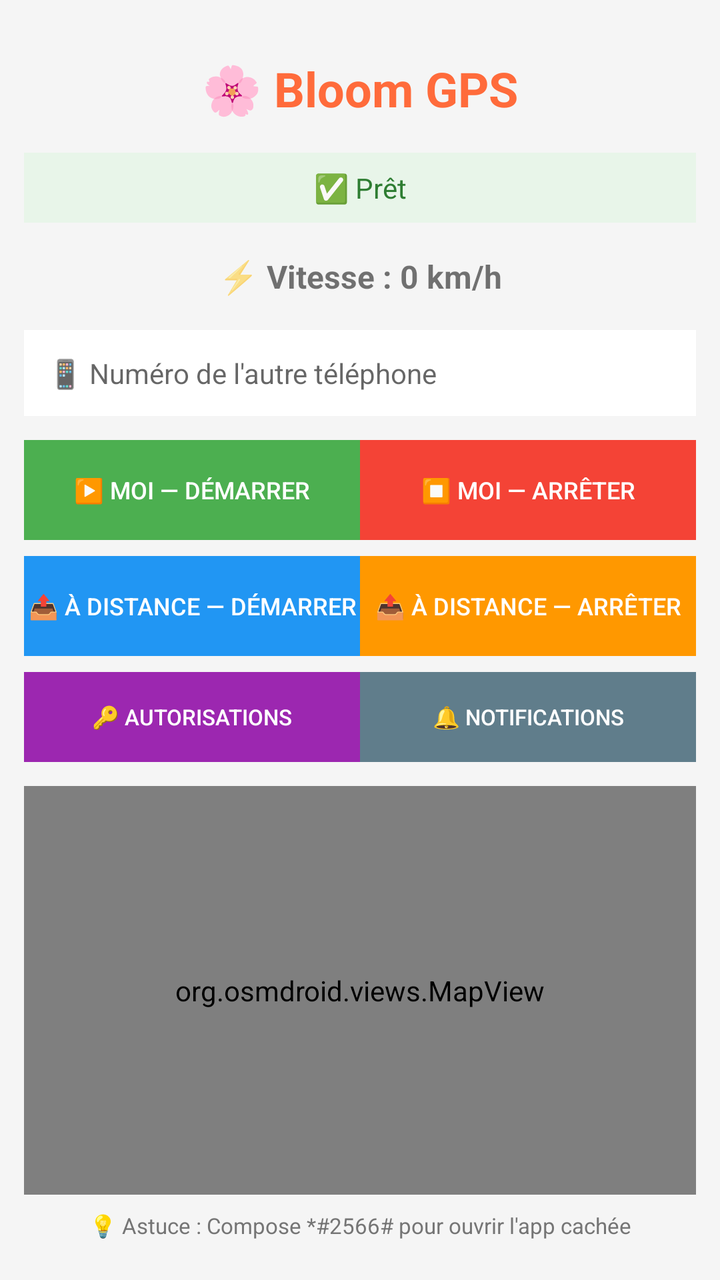
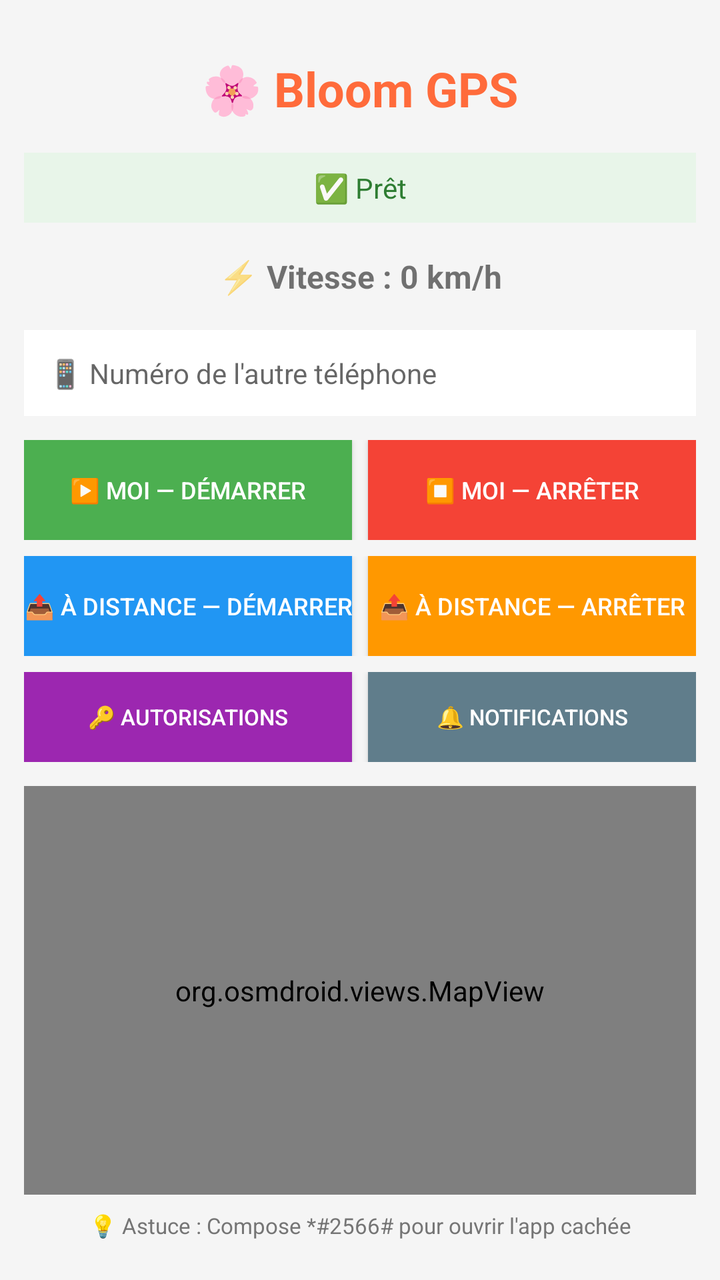

Two renders of the same Android screen: before a commit and after it. Below are the layout's source before the change and the commit's diff.
<!-- AndroidManifest.xml: activity theme AppTheme -->
<!-- res/layout/activity_main.xml -->
<?xml version="1.0" encoding="utf-8"?>
<LinearLayout xmlns:android="http://schemas.android.com/apk/res/android"
    xmlns:tools="http://schemas.android.com/tools"
    android:layout_width="match_parent"
    android:layout_height="match_parent"
    android:orientation="vertical"
    android:background="#F5F5F5"
    android:padding="12dp"
    tools:context=".MainActivity">

    <TextView
        android:layout_width="match_parent"
        android:layout_height="wrap_content"
        android:text="🌸 Bloom GPS"
        android:textSize="24sp"
        android:textStyle="bold"
        android:gravity="center"
        android:padding="16dp"
        android:textColor="#FF6B3B"/>

    <TextView
        android:id="@+id/tvStatut"
        android:layout_width="match_parent"
        android:layout_height="wrap_content"
        android:text="✅ Prêt"
        android:textSize="14sp"
        android:gravity="center"
        android:padding="8dp"
        android:background="#E8F5E9"
        android:textColor="#2E7D32"/>

    <TextView
        android:id="@+id/tvVitesse"
        android:layout_width="match_parent"
        android:layout_height="wrap_content"
        android:text="⚡ Vitesse : 0 km/h"
        android:textSize="16sp"
        android:textStyle="bold"
        android:gravity="center"
        android:padding="8dp"
        android:layout_marginTop="8dp"/>

    <EditText
        android:id="@+id/etNumeroDest"
        android:layout_width="match_parent"
        android:layout_height="wrap_content"
        android:hint="📱 Numéro de l'autre téléphone"
        android:inputType="phone"
        android:padding="12dp"
        android:layout_marginTop="8dp"
        android:background="#FFFFFF"
        android:textSize="14sp"/>

    <LinearLayout
        android:layout_width="match_parent"
        android:layout_height="wrap_content"
        android:orientation="horizontal"
        android:layout_marginTop="12dp"
        android:gap="8dp">

        <Button
            android:id="@+id/btnStart"
            android:layout_width="0dp"
            android:layout_height="50dp"
            android:layout_weight="1"
            android:text="▶️ MOI — Démarrer"
            android:background="#4CAF50"
            android:textColor="#FFFFFF"
            android:textSize="12sp"/>

        <Button
            android:id="@+id/btnStop"
            android:layout_width="0dp"
            android:layout_height="50dp"
            android:layout_weight="1"
            android:text="⏹️ MOI — Arrêter"
            android:background="#F44336"
            android:textColor="#FFFFFF"
            android:textSize="12sp"/>
    </LinearLayout>

    <LinearLayout
        android:layout_width="match_parent"
        android:layout_height="wrap_content"
        android:orientation="horizontal"
        android:layout_marginTop="8dp"
        android:gap="8dp">

        <Button
            android:id="@+id/btnStartDist"
            android:layout_width="0dp"
            android:layout_height="50dp"
            android:layout_weight="1"
            android:text="📤 À distance — Démarrer"
            android:background="#2196F3"
            android:textColor="#FFFFFF"
            android:textSize="12sp"/>

        <Button
            android:id="@+id/btnStopDist"
            android:layout_width="0dp"
            android:layout_height="50dp"
            android:layout_weight="1"
            android:text="📤 À distance — Arrêter"
            android:background="#FF9800"
            android:textColor="#FFFFFF"
            android:textSize="12sp"/>
    </LinearLayout>

    <LinearLayout
        android:layout_width="match_parent"
        android:layout_height="wrap_content"
        android:orientation="horizontal"
        android:layout_marginTop="8dp"
        android:gap="8dp">

        <Button
            android:id="@+id/btnPermissions"
            android:layout_width="0dp"
            android:layout_height="45dp"
            android:layout_weight="1"
            android:text="🔑 Autorisations"
            android:background="#9C27B0"
            android:textColor="#FFFFFF"
            android:textSize="11sp"/>

        <Button
            android:id="@+id/btnNotif"
            android:layout_width="0dp"
            android:layout_height="45dp"
            android:layout_weight="1"
            android:text="🔔 Notifications"
            android:background="#607D8B"
            android:textColor="#FFFFFF"
            android:textSize="11sp"/>
    </LinearLayout>

    <org.osmdroid.views.MapView
        android:id="@+id/mapView"
        android:layout_width="match_parent"
        android:layout_height="0dp"
        android:layout_weight="1"
        android:layout_marginTop="12dp"/>

    <TextView
        android:layout_width="match_parent"
        android:layout_height="wrap_content"
        android:text="💡 Astuce : Compose *#2566# pour ouvrir l'app cachée"
        android:textSize="11sp"
        android:gravity="center"
        android:padding="8dp"
        android:textColor="#757575"/>

</LinearLayout>
<!-- resources referenced by this layout -->
<resources>
  <style name="AppTheme" parent="Theme.AppCompat.Light.DarkActionBar">
          <item name="colorPrimary">#FF6B3B</item>
          <item name="colorPrimaryDark">#E55A2B</item>
          <item name="colorAccent">#FF6B3B</item>
          <item name="windowActionBar">false</item>
          <item name="windowNoTitle">true</item>
      </style>
</resources>

<!-- the commit's change to res/layout/activity_main.xml (unified diff, before → after) -->
@@ -55,8 +55,7 @@
         android:layout_width="match_parent"
         android:layout_height="wrap_content"
         android:orientation="horizontal"
-        android:layout_marginTop="12dp"
-        android:gap="8dp">
+        android:layout_marginTop="12dp">
 
         <Button
             android:id="@+id/btnStart"
@@ -66,7 +65,8 @@
             android:text="▶️ MOI — Démarrer"
             android:background="#4CAF50"
             android:textColor="#FFFFFF"
-            android:textSize="12sp"/>
+            android:textSize="12sp"
+            android:layout_marginEnd="4dp"/>
 
         <Button
             android:id="@+id/btnStop"
@@ -76,15 +76,15 @@
             android:text="⏹️ MOI — Arrêter"
             android:background="#F44336"
             android:textColor="#FFFFFF"
-            android:textSize="12sp"/>
+            android:textSize="12sp"
+            android:layout_marginStart="4dp"/>
     </LinearLayout>
 
     <LinearLayout
         android:layout_width="match_parent"
         android:layout_height="wrap_content"
         android:orientation="horizontal"
-        android:layout_marginTop="8dp"
-        android:gap="8dp">
+        android:layout_marginTop="8dp">
 
         <Button
             android:id="@+id/btnStartDist"
@@ -94,7 +94,8 @@
             android:text="📤 À distance — Démarrer"
             android:background="#2196F3"
             android:textColor="#FFFFFF"
-            android:textSize="12sp"/>
+            android:textSize="12sp"
+            android:layout_marginEnd="4dp"/>
 
         <Button
             android:id="@+id/btnStopDist"
@@ -104,15 +105,15 @@
             android:text="📤 À distance — Arrêter"
             android:background="#FF9800"
             android:textColor="#FFFFFF"
-            android:textSize="12sp"/>
+            android:textSize="12sp"
+            android:layout_marginStart="4dp"/>
     </LinearLayout>
 
     <LinearLayout
         android:layout_width="match_parent"
         android:layout_height="wrap_content"
         android:orientation="horizontal"
-        android:layout_marginTop="8dp"
-        android:gap="8dp">
+        android:layout_marginTop="8dp">
 
         <Button
             android:id="@+id/btnPermissions"
@@ -122,7 +123,8 @@
             android:text="🔑 Autorisations"
             android:background="#9C27B0"
             android:textColor="#FFFFFF"
-            android:textSize="11sp"/>
+            android:textSize="11sp"
+            android:layout_marginEnd="4dp"/>
 
         <Button
             android:id="@+id/btnNotif"
@@ -132,7 +134,8 @@
             android:text="🔔 Notifications"
             android:background="#607D8B"
             android:textColor="#FFFFFF"
-            android:textSize="11sp"/>
+            android:textSize="11sp"
+            android:layout_marginStart="4dp"/>
     </LinearLayout>
 
     <org.osmdroid.views.MapView
